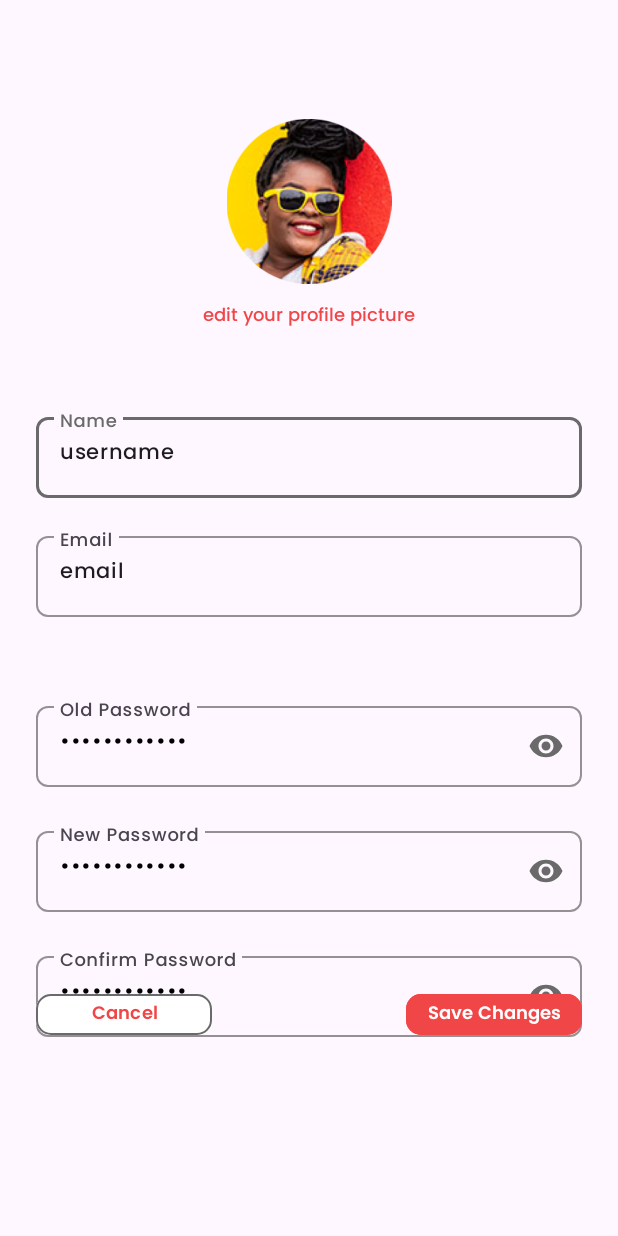
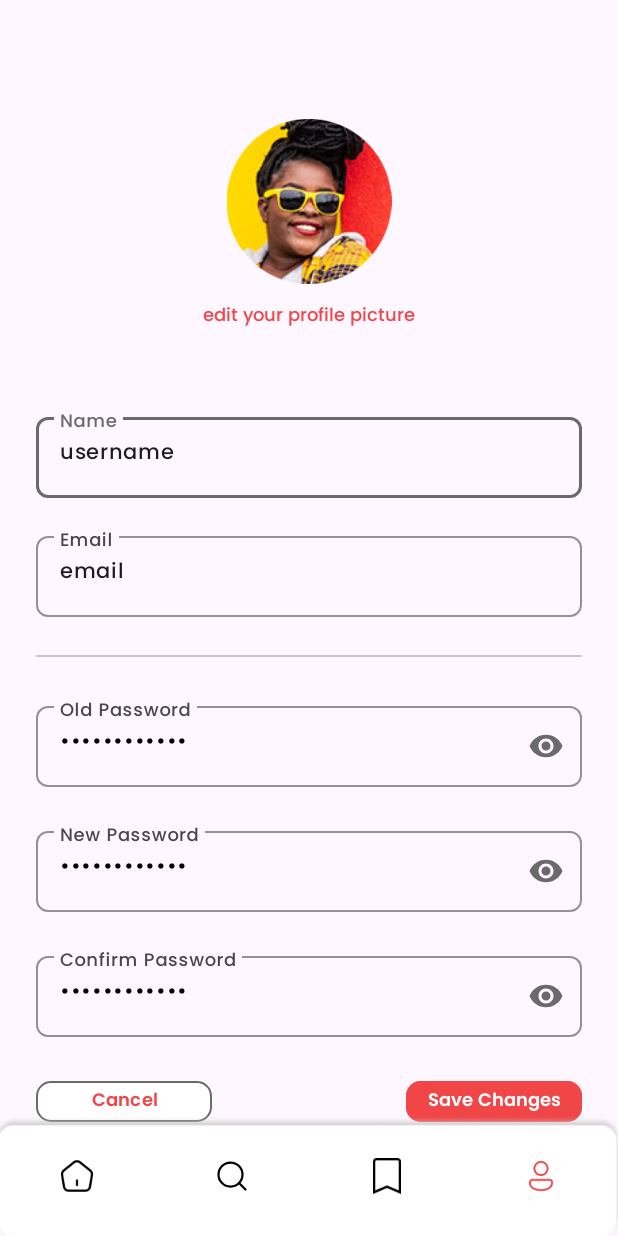
Before and after one commit to FrederickGodiva/WiseBites, an Android app: the EditProfile screen opened directly, with no data from a screen before it, on a phone screen of 412 x 824 dp. Run offline under Robolectric (Android 15) with nearby library versions, the phone set to English and light mode, and no system bars.

Commit message:
feat: - add insets in Profile - add bottom nav bar in EditProfile - change Edit Profile UI - Add cancel button logic in Edit Profile

```diff
--- a/app/src/main/java/com/lab5/wisebites/EditProfile.kt
+++ b/app/src/main/java/com/lab5/wisebites/EditProfile.kt
@@ -3,18 +3,30 @@ package com.lab5.wisebites
 import android.os.Bundle
 import androidx.activity.enableEdgeToEdge
 import androidx.appcompat.app.AppCompatActivity
-import androidx.core.view.ViewCompat
-import androidx.core.view.WindowInsetsCompat
+import com.lab5.wisebites.databinding.ActivityEditProfileBinding
+import com.lab5.wisebites.utils.BottomNavigationHandler
 
 class EditProfile : AppCompatActivity() {
+
+    private lateinit var binding: ActivityEditProfileBinding
+
     override fun onCreate(savedInstanceState: Bundle?) {
         super.onCreate(savedInstanceState)
         enableEdgeToEdge()
-        setContentView(R.layout.activity_edit_profile)
-        ViewCompat.setOnApplyWindowInsetsListener(findViewById(R.id.main)) { v, insets ->
-            val systemBars = insets.getInsets(WindowInsetsCompat.Type.systemBars())
-            v.setPadding(systemBars.left, systemBars.top, systemBars.right, systemBars.bottom)
-            insets
+
+        binding = ActivityEditProfileBinding.inflate(layoutInflater)
+        setContentView(binding.root)
+
+        binding.btnCancelChanges.setOnClickListener {
+            finish()
         }
+
+        binding.bnMenu.selectedItemId = R.id.i_profile
+        BottomNavigationHandler.handleNavigation(this, binding.bnMenu)
+    }
+
+    override fun onRestart() {
+        super.onRestart()
+        binding.bnMenu.selectedItemId = R.id.i_profile
     }
 }
--- a/app/src/main/java/com/lab5/wisebites/Profile.kt
+++ b/app/src/main/java/com/lab5/wisebites/Profile.kt
@@ -1,5 +1,6 @@
 package com.lab5.wisebites
 
+import android.content.Intent
 import android.os.Bundle
 import androidx.activity.enableEdgeToEdge
 import androidx.appcompat.app.AppCompatActivity
@@ -17,6 +18,10 @@ class Profile : AppCompatActivity() {
         binding = ActivityProfileBinding.inflate(layoutInflater)
         setContentView(binding.root)
 
+        binding.btnEditProfile.setOnClickListener {
+            startActivity(Intent(this, EditProfile::class.java))
+        }
+
         // Set the default selected item in Navigation Menu
         binding.bnMenu.selectedItemId = R.id.i_profile
 
--- a/app/src/main/res/layout/activity_edit_profile.xml
+++ b/app/src/main/res/layout/activity_edit_profile.xml
@@ -13,7 +13,8 @@
         android:layout_width="match_parent"
         android:layout_height="110dp"
         android:src="@drawable/ic_nigga"
-        android:layout_marginTop="79dp"/>
+        android:layout_marginTop="79dp"
+        tools:ignore="ContentDescription" />
 
     <TextView
         android:id="@+id/edit_photo_profile"
@@ -79,6 +80,14 @@
             android:textSize="14sp"
             android:fontFamily="@font/poppins_medium"/>
     </com.google.android.material.textfield.TextInputLayout>
+
+    <com.google.android.material.divider.MaterialDivider
+        android:layout_width="0dp"
+        android:layout_height="wrap_content"
+        android:layout_marginTop="25dp"
+        app:layout_constraintTop_toBottomOf="@id/edit_email"
+        app:layout_constraintStart_toStartOf="@id/edit_email"
+        app:layout_constraintEnd_toEndOf="@id/edit_email"/>
 
     <!-- Old Password -->
     <com.google.android.material.textfield.TextInputLayout
@@ -185,9 +194,8 @@
         android:textColor="@color/white"
         android:backgroundTint="@color/primary"
         app:cornerRadius="10dp"
-        app:layout_constraintBottom_toBottomOf="parent"
+        app:layout_constraintTop_toTopOf="@id/btnCancelChanges"
         app:layout_constraintEnd_toEndOf="parent"
-        android:layout_marginBottom="130dp"
         android:layout_marginEnd="24dp"/>
 
     <com.google.android.material.button.MaterialButton
@@ -204,9 +212,20 @@
         app:strokeWidth="1dp"
         app:strokeColor="@color/gray"
         app:cornerRadius="10dp"
-        app:layout_constraintBottom_toBottomOf="parent"
+        android:layout_marginTop="25dp"
+        app:layout_constraintTop_toBottomOf="@id/confirm_password"
         app:layout_constraintStart_toStartOf="parent"
-        android:layout_marginBottom="130dp"
         android:layout_marginStart="24dp"/>
 
+    <com.google.android.material.bottomnavigation.BottomNavigationView
+        android:id="@+id/bn_menu"
+        android:layout_width="match_parent"
+        android:layout_height="wrap_content"
+        app:menu="@menu/bottom_nav_menu"
+        android:background="@drawable/bottom_nav_bg"
+        app:labelVisibilityMode="unlabeled"
+        app:itemIconTint="@color/nav_item_color_selector"
+        app:itemActiveIndicatorStyle="@color/white"
+        app:layout_constraintBottom_toBottomOf="parent"/>
+
 </androidx.constraintlayout.widget.ConstraintLayout>
```
